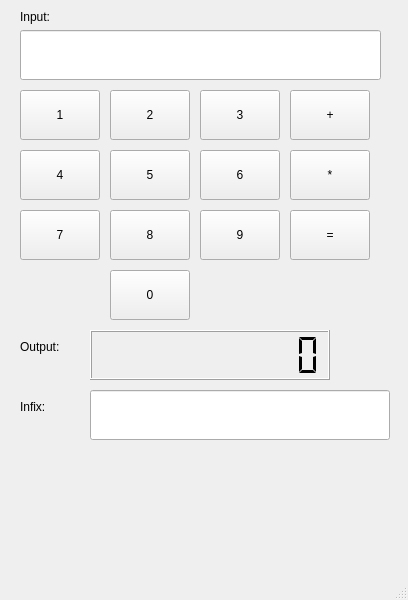
Old version of the form compiler-starter-project/components/main.ui in the repository puskr99/plc-language.
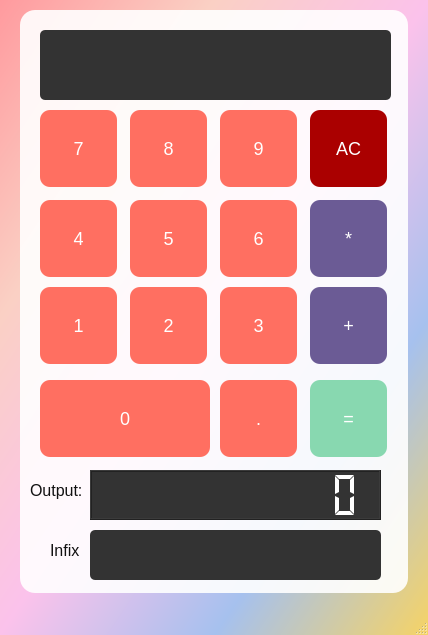
New version of the form.

The edit to the form file:
```diff
--- a/compiler-starter-project/components/main.ui
+++ b/compiler-starter-project/components/main.ui
@@ -6,127 +6,95 @@
    <rect>
     <x>0</x>
     <y>0</y>
-    <width>408</width>
-    <height>600</height>
+    <width>428</width>
+    <height>635</height>
    </rect>
   </property>
   <property name="windowTitle">
    <string>Calculator</string>
   </property>
+  <property name="styleSheet">
+   <string notr="true">
+QMainWindow {
+  background: qlineargradient(spread:pad, x1:0, y1:0, x2:1, y2:1, stop:0 #ff9a9e, stop:0.25 #fad0c4, stop:0.5 #fbc2eb, stop:0.75 #a6c1ee, stop:1 #f6d365);
+}
+
+QWidget#centralwidget {
+  background-color: rgba(255, 255, 255, 0.9);
+  border-radius: 15px;
+  margin: 10px 20px 20px 20px;
+}
+
+QPushButton {
+  background-color: #ff6f61;
+  color: white;
+  font-size: 18px;
+  border-radius: 10px;
+  border: none;
+}
+
+QPushButton:hover {
+  background-color: #ff3b2f;
+}
+
+QPushButton#button_plus, QPushButton#button_minus, QPushButton#button_multiply, QPushButton#button_clear {
+  background-color: #6b5b95;
+}
+
+QPushButton#button_plus:hover, QPushButton#button_minus:hover, QPushButton#button_multiply:hover, QPushButton#button_clear:hover {
+  background-color: #4a3c6e;
+}
+
+QPushButton#button_equal {
+  background-color: #88d8b0;
+}
+
+QPushButton#button_equal:hover {
+  background-color: #66c89f;
+}
+
+QLineEdit {
+  background-color: #333;
+  color: white;
+  font-size: 28px;
+  padding: 10px;
+  border-radius: 5px;
+}
+
+QLCDNumber {
+  background-color: #333;
+  color: white;
+  font-size: 100px;
+}
+
+QLabel {
+  color: #fff;
+}
+   </string>
+  </property>
   <widget class="QWidget" name="centralwidget">
    <widget class="QLineEdit" name="input_text">
     <property name="geometry">
      <rect>
-      <x>20</x>
+      <x>40</x>
       <y>30</y>
-      <width>361</width>
-      <height>50</height>
+      <width>351</width>
+      <height>70</height>
      </rect>
     </property>
     <property name="font">
      <font>
-      <pointsize>14</pointsize>
+      <pointsize>-1</pointsize>
      </font>
     </property>
    </widget>
-   <widget class="QPushButton" name="button_0">
-    <property name="geometry">
-     <rect>
-      <x>110</x>
-      <y>270</y>
-      <width>80</width>
-      <height>50</height>
-     </rect>
-    </property>
-    <property name="text">
-     <string>0</string>
-    </property>
-   </widget>
-   <widget class="QPushButton" name="button_1">
-    <property name="geometry">
-     <rect>
-      <x>20</x>
-      <y>90</y>
-      <width>80</width>
-      <height>50</height>
-     </rect>
-    </property>
-    <property name="text">
-     <string>1</string>
-    </property>
-   </widget>
-   <widget class="QPushButton" name="button_2">
-    <property name="geometry">
-     <rect>
-      <x>110</x>
-      <y>90</y>
-      <width>80</width>
-      <height>50</height>
-     </rect>
-    </property>
-    <property name="text">
-     <string>2</string>
-    </property>
-   </widget>
-   <widget class="QPushButton" name="button_3">
-    <property name="geometry">
-     <rect>
-      <x>200</x>
-      <y>90</y>
-      <width>80</width>
-      <height>50</height>
-     </rect>
-    </property>
-    <property name="text">
-     <string>3</string>
-    </property>
-   </widget>
-   <widget class="QPushButton" name="button_4">
-    <property name="geometry">
-     <rect>
-      <x>20</x>
-      <y>150</y>
-      <width>80</width>
-      <height>50</height>
-     </rect>
-    </property>
-    <property name="text">
-     <string>4</string>
-    </property>
-   </widget>
-   <widget class="QPushButton" name="button_5">
-    <property name="geometry">
-     <rect>
-      <x>110</x>
-      <y>150</y>
-      <width>80</width>
-      <height>50</height>
-     </rect>
-    </property>
-    <property name="text">
-     <string>5</string>
-    </property>
-   </widget>
-   <widget class="QPushButton" name="button_6">
-    <property name="geometry">
-     <rect>
-      <x>200</x>
-      <y>150</y>
-      <width>80</width>
-      <height>50</height>
-     </rect>
-    </property>
-    <property name="text">
-     <string>6</string>
-    </property>
-   </widget>
    <widget class="QPushButton" name="button_7">
     <property name="geometry">
      <rect>
-      <x>20</x>
-      <y>210</y>
-      <width>80</width>
-      <height>50</height>
+      <x>40</x>
+      <y>110</y>
+      <width>77</width>
+      <height>77</height>
      </rect>
     </property>
     <property name="text">
@@ -136,10 +104,10 @@
    <widget class="QPushButton" name="button_8">
     <property name="geometry">
      <rect>
-      <x>110</x>
-      <y>210</y>
-      <width>80</width>
-      <height>50</height>
+      <x>130</x>
+      <y>110</y>
+      <width>77</width>
+      <height>77</height>
      </rect>
     </property>
     <property name="text">
@@ -149,77 +117,209 @@
    <widget class="QPushButton" name="button_9">
     <property name="geometry">
      <rect>
-      <x>200</x>
-      <y>210</y>
-      <width>80</width>
-      <height>50</height>
+      <x>220</x>
+      <y>110</y>
+      <width>77</width>
+      <height>77</height>
      </rect>
     </property>
     <property name="text">
      <string>9</string>
     </property>
    </widget>
-   <widget class="QPushButton" name="button_plus">
+   <widget class="QPushButton" name="button_clear">
     <property name="geometry">
      <rect>
-      <x>290</x>
-      <y>90</y>
-      <width>80</width>
-      <height>50</height>
+      <x>310</x>
+      <y>110</y>
+      <width>77</width>
+      <height>77</height>
      </rect>
     </property>
+    <property name="styleSheet">
+     <string notr="true">background-color: rgb(170, 0, 0)</string>
+    </property>
     <property name="text">
-     <string>+</string>
+     <string>AC</string>
     </property>
    </widget>
+   <widget class="QPushButton" name="button_4">
+    <property name="geometry">
+     <rect>
+      <x>40</x>
+      <y>200</y>
+      <width>77</width>
+      <height>77</height>
+     </rect>
+    </property>
+    <property name="text">
+     <string>4</string>
+    </property>
+    <attribute name="buttonGroup">
+     <string notr="true">NumberButtons</string>
+    </attribute>
+   </widget>
+   <widget class="QPushButton" name="button_5">
+    <property name="geometry">
+     <rect>
+      <x>130</x>
+      <y>200</y>
+      <width>77</width>
+      <height>77</height>
+     </rect>
+    </property>
+    <property name="text">
+     <string>5</string>
+    </property>
+    <attribute name="buttonGroup">
+     <string notr="true">NumberButtons</string>
+    </attribute>
+   </widget>
+   <widget class="QPushButton" name="button_6">
+    <property name="geometry">
+     <rect>
+      <x>220</x>
+      <y>200</y>
+      <width>77</width>
+      <height>77</height>
+     </rect>
+    </property>
+    <property name="text">
+     <string>6</string>
+    </property>
+    <attribute name="buttonGroup">
+     <string notr="true">NumberButtons</string>
+    </attribute>
+   </widget>
    <widget class="QPushButton" name="button_multiply">
     <property name="geometry">
      <rect>
-      <x>290</x>
-      <y>150</y>
-      <width>80</width>
-      <height>50</height>
+      <x>310</x>
+      <y>200</y>
+      <width>77</width>
+      <height>77</height>
      </rect>
     </property>
     <property name="text">
      <string>*</string>
     </property>
    </widget>
+   <widget class="QPushButton" name="button_1">
+    <property name="geometry">
+     <rect>
+      <x>40</x>
+      <y>287</y>
+      <width>77</width>
+      <height>77</height>
+     </rect>
+    </property>
+    <property name="text">
+     <string>1</string>
+    </property>
+    <attribute name="buttonGroup">
+     <string notr="true">NumberButtons</string>
+    </attribute>
+   </widget>
+   <widget class="QPushButton" name="button_2">
+    <property name="geometry">
+     <rect>
+      <x>130</x>
+      <y>287</y>
+      <width>77</width>
+      <height>77</height>
+     </rect>
+    </property>
+    <property name="text">
+     <string>2</string>
+    </property>
+    <attribute name="buttonGroup">
+     <string notr="true">NumberButtons</string>
+    </attribute>
+   </widget>
+   <widget class="QPushButton" name="button_3">
+    <property name="geometry">
+     <rect>
+      <x>220</x>
+      <y>287</y>
+      <width>77</width>
+      <height>77</height>
+     </rect>
+    </property>
+    <property name="text">
+     <string>3</string>
+    </property>
+    <attribute name="buttonGroup">
+     <string notr="true">NumberButtons</string>
+    </attribute>
+   </widget>
+   <widget class="QPushButton" name="button_0">
+    <property name="geometry">
+     <rect>
+      <x>40</x>
+      <y>380</y>
+      <width>170</width>
+      <height>77</height>
+     </rect>
+    </property>
+    <property name="text">
+     <string>0</string>
+    </property>
+    <attribute name="buttonGroup">
+     <string notr="true">NumberButtons</string>
+    </attribute>
+   </widget>
+   <widget class="QPushButton" name="button_decimal">
+    <property name="geometry">
+     <rect>
+      <x>220</x>
+      <y>380</y>
+      <width>77</width>
+      <height>77</height>
+     </rect>
+    </property>
+    <property name="text">
+     <string>.</string>
+    </property>
+   </widget>
+   <widget class="QPushButton" name="button_plus">
+    <property name="geometry">
+     <rect>
+      <x>310</x>
+      <y>287</y>
+      <width>77</width>
+      <height>77</height>
+     </rect>
+    </property>
+    <property name="text">
+     <string>+</string>
+    </property>
+   </widget>
    <widget class="QPushButton" name="button_equal">
     <property name="geometry">
      <rect>
-      <x>290</x>
-      <y>210</y>
-      <width>80</width>
-      <height>50</height>
+      <x>310</x>
+      <y>380</y>
+      <width>77</width>
+      <height>77</height>
      </rect>
     </property>
     <property name="text">
      <string>=</string>
     </property>
    </widget>
-   <widget class="QLabel" name="input_label">
-    <property name="geometry">
-     <rect>
-      <x>20</x>
-      <y>10</y>
-      <width>57</width>
-      <height>14</height>
-     </rect>
-    </property>
-    <property name="text">
-     <string>Input:</string>
-    </property>
-   </widget>
    <widget class="QLabel" name="output_label">
     <property name="geometry">
      <rect>
-      <x>20</x>
-      <y>340</y>
+      <x>30</x>
+      <y>480</y>
       <width>57</width>
-      <height>14</height>
+      <height>21</height>
      </rect>
     </property>
+    <property name="styleSheet">
+     <string notr="true">font-size:16px;
+color: #111;</string>
+    </property>
     <property name="text">
      <string>Output:</string>
     </property>
@@ -228,8 +328,8 @@
     <property name="geometry">
      <rect>
       <x>90</x>
-      <y>330</y>
-      <width>240</width>
+      <y>470</y>
+      <width>291</width>
       <height>50</height>
      </rect>
     </property>
@@ -252,28 +352,32 @@
    <widget class="QLabel" name="output_label_lcd">
     <property name="geometry">
      <rect>
-      <x>20</x>
-      <y>400</y>
+      <x>50</x>
+      <y>540</y>
       <width>57</width>
-      <height>14</height>
+      <height>20</height>
      </rect>
     </property>
+    <property name="styleSheet">
+     <string notr="true">font-size:16px;
+color: #111;</string>
+    </property>
     <property name="text">
-     <string>Infix:</string>
+     <string>Infix</string>
     </property>
    </widget>
    <widget class="QLineEdit" name="output_infix">
     <property name="geometry">
      <rect>
       <x>90</x>
-      <y>390</y>
-      <width>300</width>
+      <y>530</y>
+      <width>291</width>
       <height>50</height>
      </rect>
     </property>
     <property name="font">
      <font>
-      <pointsize>14</pointsize>
+      <pointsize>-1</pointsize>
      </font>
     </property>
    </widget>
```
Left out of the diff: 18 changed lines with no effect on the pictures.
